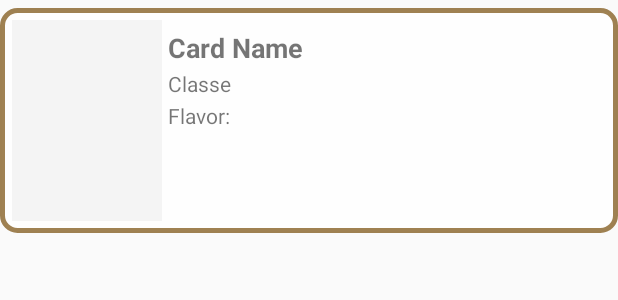
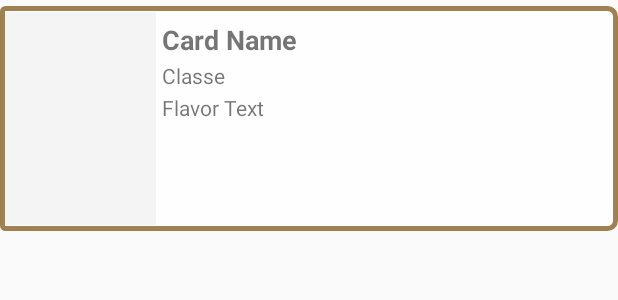
Before and after one commit to MathieuMesset/HearthCards, an Android app: the layout cards_row_item.xml on its own in the app's theme, with its tools: preview values and no code run, on a phone screen of 412 x 824 dp. Shown: the top 300 px of the screen. Run offline under Robolectric (Android 15) with nearby library versions, the phone set to English and light mode, and no system bars; network calls fail.

Commit message:
minor color/design adjustments

```diff
--- a/app/src/main/res/drawable/layout_item_bg.xml
+++ b/app/src/main/res/drawable/layout_item_bg.xml
@@ -1,7 +1,16 @@
 <?xml version="1.0" encoding="utf-8"?>
 <shape xmlns:android="http://schemas.android.com/apk/res/android">
-    <solid android:color="@color/TransparentWhite"/>
-    <stroke android:width="3dp" android:color="@color/colorPrimaryLight" />
-    <corners android:radius="10dp"/>
-    <padding android:left="0dp" android:top="0dp" android:right="0dp" android:bottom="0dp" />
+    <solid android:color="@color/TransparentWhite" />
+    <stroke
+        android:width="3dp"
+        android:color="@color/colorPrimaryLight" />
+    <corners
+        android:bottomRightRadius="5dp"
+        android:radius="2dp"
+        android:topRightRadius="5dp" />
+    <padding
+        android:bottom="0dp"
+        android:left="0dp"
+        android:right="0dp"
+        android:top="0dp" />
 </shape>
--- a/app/src/main/res/layout/activity_main.xml
+++ b/app/src/main/res/layout/activity_main.xml
@@ -7,8 +7,7 @@
     android:background="@drawable/menu_background"
     android:orientation="vertical"
     android:padding="0dp"
-    tools:context=".activities.MainActivity"
-    >
+    tools:context=".activities.MainActivity">
 
 
     <com.google.android.material.appbar.AppBarLayout
@@ -17,11 +16,10 @@
         android:background="?attr/colorPrimary">
 
         <androidx.appcompat.widget.Toolbar
+            android:id="@+id/main_toolbar"
             android:layout_width="match_parent"
             android:layout_height="wrap_content"
-            android:id="@+id/main_toolbar"
-            app:layout_scrollFlags="scroll|enterAlways|snap"
-            />
+            app:layout_scrollFlags="scroll|enterAlways|snap" />
 
     </com.google.android.material.appbar.AppBarLayout>
 
@@ -33,10 +31,10 @@
         android:layout_height="match_parent"
         android:layout_marginStart="8dp"
         android:layout_marginLeft="8dp"
-        android:layout_marginTop="8dp"
+        android:layout_marginTop="1dp"
         android:layout_marginEnd="8dp"
         android:layout_marginRight="8dp"
-        android:layout_marginBottom="8dp"
+        android:layout_marginBottom="2dp"
         app:layout_behavior="@string/appbar_scrolling_view_behavior"
         app:layout_constraintBottom_toBottomOf="parent"
         app:layout_constraintEnd_toEndOf="parent"
--- a/app/src/main/res/layout/cards_row_item.xml
+++ b/app/src/main/res/layout/cards_row_item.xml
@@ -3,9 +3,9 @@
     android:id="@+id/container"
     android:layout_width="match_parent"
     android:layout_height="150dp"
-    android:layout_marginTop="5dp"
+    android:layout_marginTop="4dp"
     android:orientation="horizontal"
-    android:padding="8dp"
+    android:padding="4dp"
     android:background="@drawable/layout_item_bg">
 
 
@@ -26,7 +26,7 @@
             android:layout_width="wrap_content"
             android:layout_height="wrap_content"
             android:layout_marginTop="2dp"
-            android:text="Card Name"
+            android:text="@string/card_name"
             android:textSize="18sp"
             android:textStyle="bold" />
 
@@ -35,14 +35,14 @@
             android:layout_width="wrap_content"
             android:layout_height="wrap_content"
             android:layout_marginTop="2dp"
-            android:text="Classe" />
+            android:text="@string/classe" />
 
         <TextView
             android:id="@+id/flavor"
             android:layout_width="wrap_content"
             android:layout_height="wrap_content"
             android:layout_marginTop="2dp"
-            android:text="Flavor:" />
+            android:text="@string/flavor_text" />
 
 
     </LinearLayout>
--- a/app/src/main/res/menu/search_menu.xml
+++ b/app/src/main/res/menu/search_menu.xml
@@ -7,7 +7,8 @@
         android:icon="@drawable/ic_search_custom_24dp"
         android:title="@string/search"
         app:actionViewClass="androidx.appcompat.widget.SearchView"
-        app:showAsAction="ifRoom|collapseActionView" />
+        app:showAsAction="ifRoom|collapseActionView"
+        />
 
 
 </menu>
--- a/app/src/main/res/values/styles.xml
+++ b/app/src/main/res/values/styles.xml
@@ -25,6 +25,7 @@
         <!-- Customize your theme here. -->
         <item name="colorPrimary">@color/colorPrimary</item>
         <item name="colorPrimaryDark">@color/colorPrimaryDark</item>
+        <item name="android:textColorPrimary">@color/colorAccent</item>
         <item name="colorAccent">@color/colorAccent</item>
     </style>
 
```
